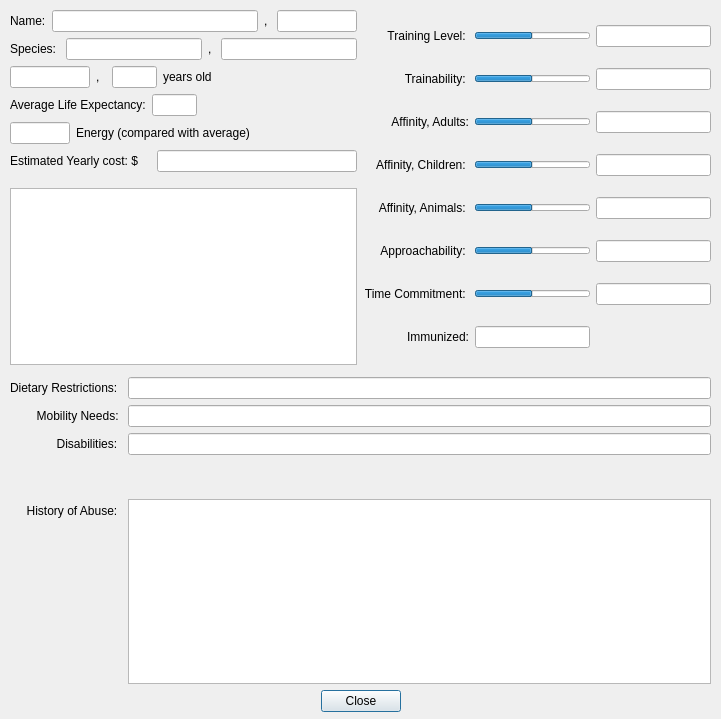
Qt form interface/animaldetaildialog.ui (ArclightEntertainment/arclight-placeholder) before a commit.
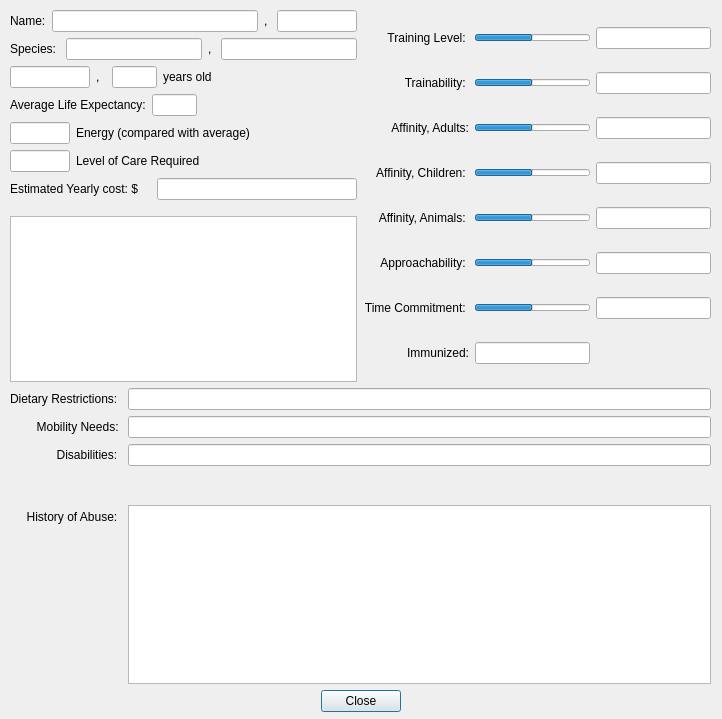
The same form after that commit.

Commit message: fixed error, re-added levelOfCare to Animal

The edit to the form file:
```diff
--- a/interface/animaldetaildialog.ui
+++ b/interface/animaldetaildialog.ui
@@ -6,7 +6,7 @@
    <rect>
     <x>0</x>
     <y>0</y>
-    <width>721</width>
+    <width>722</width>
     <height>719</height>
    </rect>
   </property>
@@ -208,6 +208,40 @@
           </item>
          </layout>
         </item>
+        <item>
+         <layout class="QHBoxLayout" name="horizontalLayout">
+          <item>
+           <widget class="QLineEdit" name="careLineEdit">
+            <property name="maximumSize">
+             <size>
+              <width>60</width>
+              <height>16777215</height>
+             </size>
+            </property>
+           </widget>
+          </item>
+          <item>
+           <widget class="QLabel" name="careLabel">
+            <property name="text">
+             <string>Level of Care Required</string>
+            </property>
+           </widget>
+          </item>
+          <item>
+           <spacer name="horizontalSpacer_5">
+            <property name="orientation">
+             <enum>Qt::Horizontal</enum>
+            </property>
+            <property name="sizeHint" stdset="0">
+             <size>
+              <width>40</width>
+              <height>20</height>
+             </size>
+            </property>
+           </spacer>
+          </item>
+         </layout>
+        </item>
         <item>
          <layout class="QHBoxLayout" name="careLevelLayout_2">
           <item>
```
The commit also changes 9 other files.
